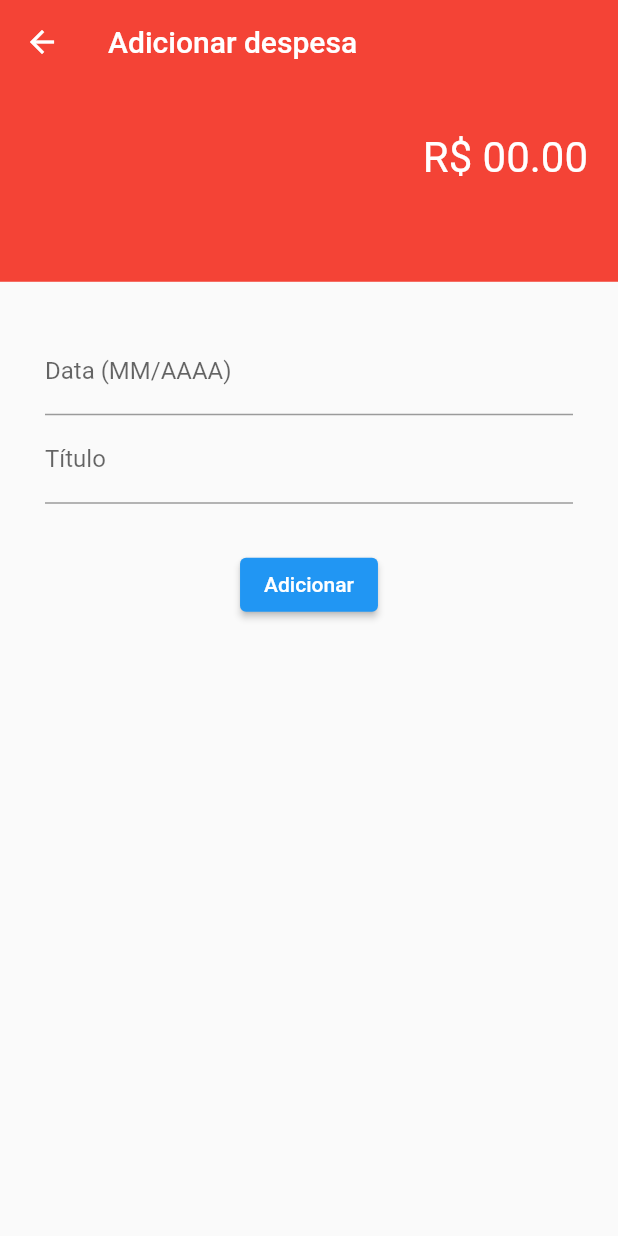
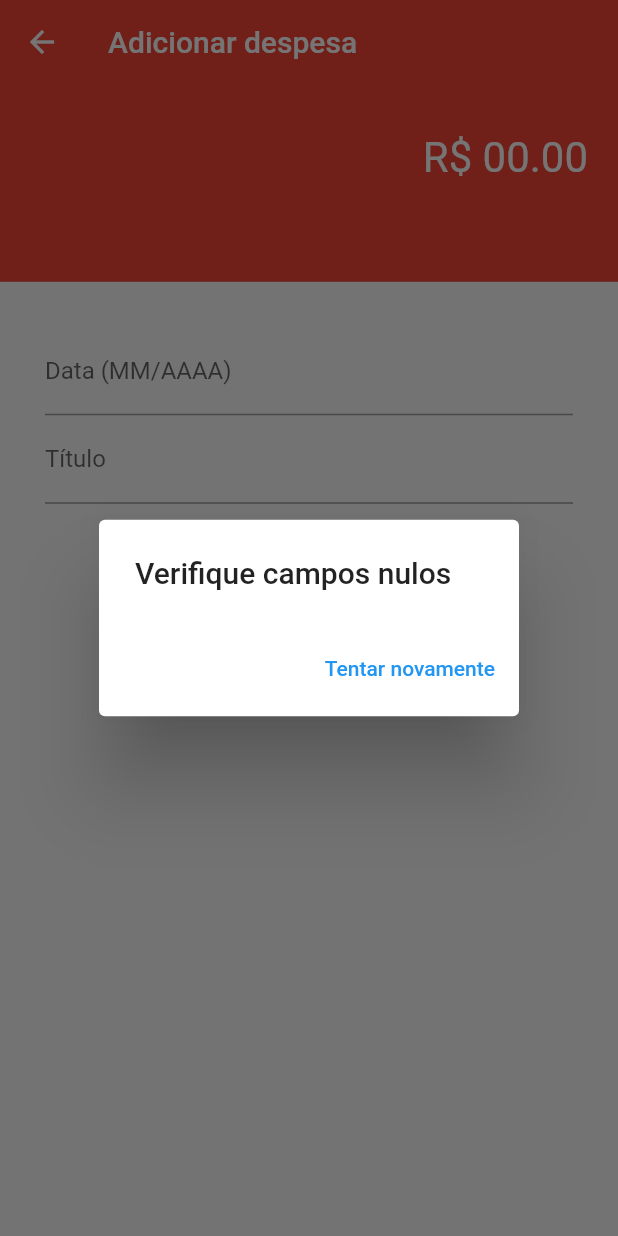
Before and after one commit to drelocatelli/moneyProcessor_Flutter, a Flutter app: the Despesa screen opened directly, after a tap on "Adicionar", on a phone screen of 412 x 824 dp. Run offline on Flutter 3.47's test engine with Material 2 defaults, Android fonts, the phone set to English and light mode, and no system bars; our stand-ins replace flutter_speed_dial, get, shared_preferences, table_calendar; accounts and stored records are empty; statements that could not run were skipped.

Commit message:
adding receita & despesas

```diff
--- a/lib/Despesa.dart
+++ b/lib/Despesa.dart
@@ -1,4 +1,7 @@
 import 'package:flutter/material.dart';
+import 'package:moneyapp/Service/TransactionService.dart';
+
+import 'Panel.dart';
 
 class Despesa extends StatefulWidget {
   const Despesa({Key? key}) : super(key: key);
@@ -8,6 +11,69 @@ class Despesa extends StatefulWidget {
 }
 
 class _DespesaState extends State<Despesa> {
+
+  double _value = 0.0;
+  String _date = "";
+  String _title = "";
+
+  void addDespesa() async {
+    if(_title.isNotEmpty && _date.isNotEmpty) {
+
+      RegExp regexDate = new RegExp(r"(\d){2}\/(\d){4}");
+      bool verifyDate = regexDate.hasMatch(_date);
+      if(verifyDate) {
+        if(await TransactionService.addDespesa(_value, _date, _title)) {
+          Navigator.of(context).pushReplacement(MaterialPageRoute(builder: (context) => Panel() ));
+        }else {
+          showDialog(
+              context: context,
+              builder: (context) {
+                return AlertDialog(
+                  title: Text("Ocorreu um erro"),
+                  actions: [
+                    TextButton(
+                      onPressed: () => Navigator.pop(context, 'OK'),
+                      child: const Text('Tentar novamente'),
+                    ),
+                  ],
+                );
+              }
+          );
+        }
+      }else {
+        showDialog(
+            context: context,
+            builder: (context) {
+              return AlertDialog(
+                title: Text("Formato de data inválido!"),
+                actions: [
+                  TextButton(
+                    onPressed: () => Navigator.pop(context, 'OK'),
+                    child: const Text('Tentar novamente'),
+                  ),
+                ],
+              );
+            }
+        );
+      }
+    }else {
+      showDialog(
+          context: context,
+          builder: (context) {
+            return AlertDialog(
+              title: Text("Verifique campos nulos"),
+              actions: [
+                TextButton(
+                  onPressed: () => Navigator.pop(context, 'OK'),
+                  child: const Text('Tentar novamente'),
+                ),
+              ],
+            );
+          }
+      );
+    }
+  }
+
   @override
   Widget build(BuildContext context) {
     return Scaffold(
@@ -31,6 +97,9 @@ class _DespesaState extends State<Despesa> {
                   textAlign: TextAlign.right,
                   keyboardType: TextInputType.number,
                   style: TextStyle(color: Colors.white, fontSize: 28),
+                  onChanged: (text) {
+                    _value = double.tryParse(text) ?? 0.0;
+                  },
                   decoration: InputDecoration(
                     border: InputBorder.none,
                     hintStyle: TextStyle(color: Colors.white, fontSize: 28),
@@ -47,11 +116,17 @@ class _DespesaState extends State<Despesa> {
                 TextField(
                   keyboardType: TextInputType.datetime,
                   textAlign: TextAlign.center,
+                  onChanged: (text) {
+                    _date = text;
+                  },
                   decoration: InputDecoration(
                       labelText: "Data (MM/AAAA)"
                   ),
                 ),
                 TextField(
+                  onChanged: (text) {
+                    _title = text;
+                  },
                   textAlign: TextAlign.center,
                   decoration: InputDecoration(
                       labelText: "Título"
@@ -62,7 +137,9 @@ class _DespesaState extends State<Despesa> {
                   child: Container(),
                 ),
                 ElevatedButton(
-                    onPressed: () {},
+                    onPressed: () {
+                      addDespesa();
+                    },
                     child: Text("Adicionar")
                 )
               ],
```
Also changed, not shown: lib/Panel.dart (+27 -22 lines), lib/Receita.dart (+78 -1 lines), lib/Service/TransactionService.dart (+52 -1 lines).
